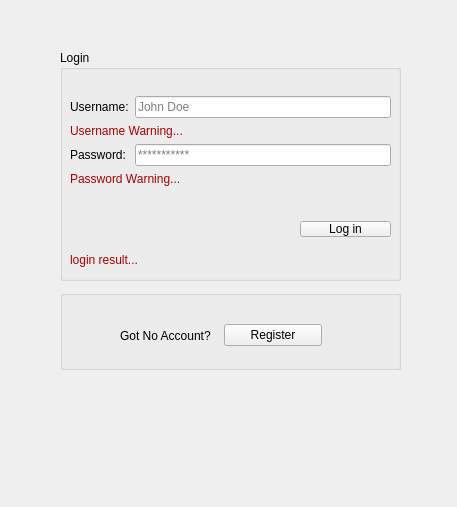
Qt form loginpage.ui (borhanem/Messenger_Void_13) before a commit.
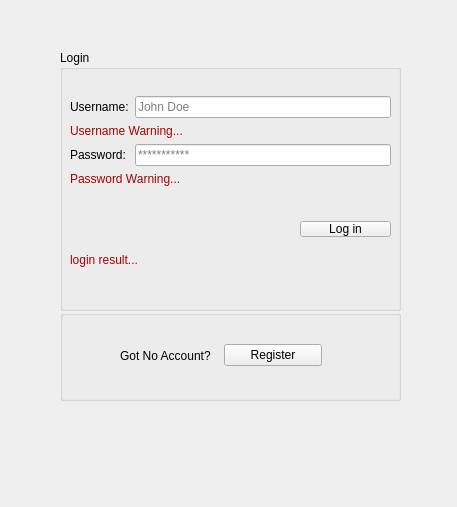
The same form after that commit. Icons and pictures are not drawn.

```diff
--- a/loginpage.ui
+++ b/loginpage.ui
@@ -22,7 +22,7 @@
      <x>60</x>
      <y>50</y>
      <width>341</width>
-     <height>231</height>
+     <height>261</height>
     </rect>
    </property>
    <property name="styleSheet">
@@ -156,9 +156,9 @@
    <property name="geometry">
     <rect>
      <x>60</x>
-     <y>290</y>
+     <y>310</y>
      <width>341</width>
-     <height>80</height>
+     <height>91</height>
     </rect>
    </property>
    <property name="title">
@@ -200,9 +200,9 @@
   <widget class="QPushButton" name="Theme_1">
    <property name="geometry">
     <rect>
-     <x>321</x>
-     <y>390</y>
-     <width>22</width>
+     <x>231</x>
+     <y>431</y>
+     <width>36</width>
      <height>20</height>
     </rect>
    </property>
@@ -219,9 +219,9 @@
   <widget class="QPushButton" name="Theme_2_pbn">
    <property name="geometry">
     <rect>
-     <x>292</x>
-     <y>390</y>
-     <width>22</width>
+     <x>274</x>
+     <y>431</y>
+     <width>36</width>
      <height>20</height>
     </rect>
    </property>
@@ -237,9 +237,9 @@
   <widget class="QPushButton" name="pushButton">
    <property name="geometry">
     <rect>
-     <x>350</x>
-     <y>390</y>
-     <width>22</width>
+     <x>317</x>
+     <y>431</y>
+     <width>36</width>
      <height>20</height>
     </rect>
    </property>
@@ -255,9 +255,9 @@
   <widget class="QPushButton" name="Theme_3_pbn">
    <property name="geometry">
     <rect>
-     <x>379</x>
-     <y>390</y>
-     <width>22</width>
+     <x>360</x>
+     <y>431</y>
+     <width>36</width>
      <height>20</height>
     </rect>
    </property>
```
Left out of the diff: 2 changed lines with no effect on the pictures.
